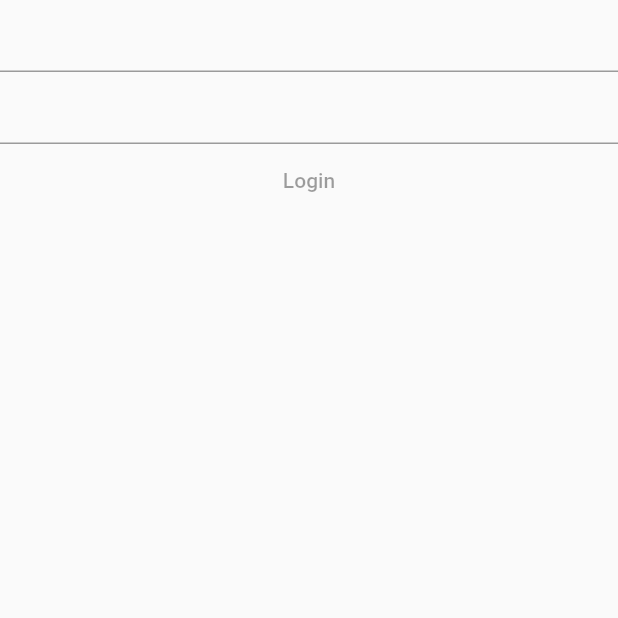
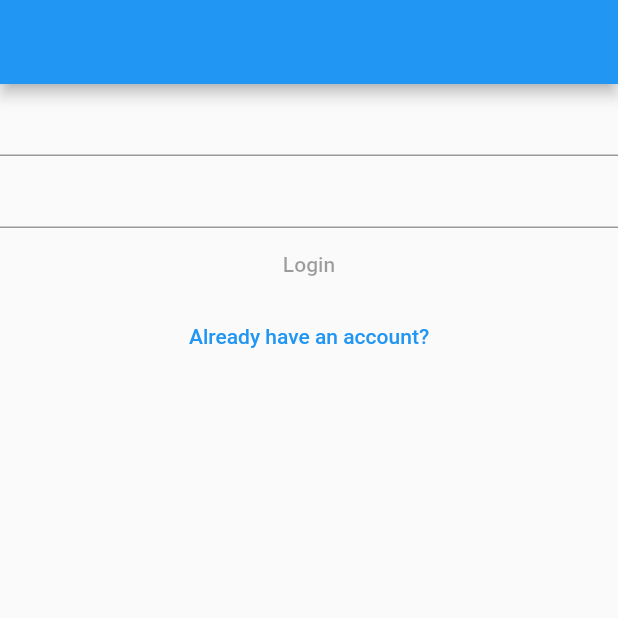
Before and after one commit to k0marov/socnet-frontend, a Flutter app: the screen it shows after launch, on a phone screen of 412 x 824 dp, the top half of it. Run offline on Flutter 3.47's test engine with Material 2 defaults, Android fonts, the phone set to English and light mode, and no system bars; our stand-ins replace bloc, dartz, equatable, flutter_bloc, get_it, image_cropper and 2 more.

```diff
--- /dev/null
+++ b/lib/ui/helpers.dart
@@ -0,0 +1,6 @@
+import 'package:flutter/material.dart';
+
+Route _routeFromWidget(Widget widget) => MaterialPageRoute(builder: (_) => widget);
+
+void pushPage(BuildContext ctx, Widget page) => Navigator.of(ctx).push(_routeFromWidget(page));
+void replacePage(BuildContext ctx, Widget page) => Navigator.of(ctx).pushReplacement(_routeFromWidget(page));
--- a/lib/ui/pages/auth_gate.dart
+++ b/lib/ui/pages/auth_gate.dart
@@ -3,7 +3,7 @@ import 'package:flutter_bloc/flutter_bloc.dart';
 
 import '../../logic/di.dart';
 import '../../logic/features/auth/presentation/auth_gate/bloc/auth_gate_bloc.dart';
-import 'login_page.dart';
+import 'auth_page.dart';
 import 'my_profile_page.dart';
 
 class AuthGatePage extends StatelessWidget {
@@ -12,13 +12,14 @@ class AuthGatePage extends StatelessWidget {
   @override
   Widget build(BuildContext context) {
     return Scaffold(
-      body: BlocProvider.value(
-          value: sl<AuthGateBloc>()..add(AuthStateUpdateRequested()),
+      body: BlocProvider(
+          create: (_) => sl<AuthGateBloc>()..add(AuthStateUpdateRequested()),
           child: BlocBuilder<AuthGateBloc, AuthGateState>(builder: (context, state) {
+            print(state);
             if (state is AuthGateInitial) {
               return const Center(child: CircularProgressIndicator());
             } else if (state is AuthGateUnauthenticated) {
-              return const LoginPage();
+              return const AuthPage();
             } else {
               // authenticated
               return const MyProfilePage();
--- /dev/null
+++ b/lib/ui/pages/auth_page.dart
@@ -0,0 +1,55 @@
+import 'package:flutter/material.dart';
+import 'package:flutter_bloc/flutter_bloc.dart';
+import 'package:socnet/logic/features/auth/presentation/login_cubit/login_cubit.dart';
+import 'package:socnet/ui/widgets/login_form.dart';
+import 'package:socnet/ui/widgets/register_form.dart';
+
+import '../../logic/di.dart';
+
+enum _AuthState {
+  Login,
+  Registration,
+}
+
+class AuthPage extends StatefulWidget {
+  const AuthPage({Key? key}) : super(key: key);
+
+  @override
+  State<AuthPage> createState() => _AuthPageState();
+}
+
+class _AuthPageState extends State<AuthPage> {
+  _AuthState _state = _AuthState.Login;
+
+  List<Widget> _getFormBody() => _state == _AuthState.Login
+      ? [
+          BlocProvider<LoginCubit>(
+            create: (_) => sl(),
+            child: LoginForm(),
+          ),
+          TextButton(
+            onPressed: () => setState(() => _state = _AuthState.Registration),
+            child: Text("Already have an account?"),
+          ),
+        ]
+      : [
+          BlocProvider<LoginCubit>(
+            create: (_) => sl(),
+            child: RegisterForm(),
+          ),
+          TextButton(
+            onPressed: () => setState(() => _state = _AuthState.Login),
+            child: Text("Don't have an account?"),
+          ),
+        ];
+
+  @override
+  Widget build(BuildContext context) {
+    return Scaffold(
+      appBar: AppBar(),
+      body: Column(children: [
+        ..._getFormBody(),
+      ]),
+    );
+  }
+}
--- a/lib/ui/pages/login_page.dart
+++ /dev/null
@@ -1,22 +0,0 @@
-import 'package:flutter/material.dart';
-import 'package:flutter_bloc/flutter_bloc.dart';
-import 'package:socnet/logic/features/auth/presentation/login_cubit/login_cubit.dart';
-
-import '../../logic/di.dart';
-import '../widgets/login_form.dart';
-
-class LoginPage extends StatelessWidget {
-  const LoginPage({Key? key}) : super(key: key);
-
-  @override
-  Widget build(BuildContext context) {
-    return BlocProvider(
-      create: (_) => sl<LoginCubit>(),
-      child: Scaffold(
-        body: Column(children: [
-          LoginForm(),
-        ]),
-      ),
-    );
-  }
-}
--- a/lib/ui/widgets/login_form.dart
+++ b/lib/ui/widgets/login_form.dart
@@ -2,7 +2,6 @@ import 'package:flutter/material.dart';
 import 'package:flutter_bloc/flutter_bloc.dart';
 import 'package:socnet/logic/features/auth/presentation/login_cubit/login_cubit.dart';
 import 'package:socnet/ui/widgets/bloc_field.dart';
-import 'package:socnet/ui/widgets/custom_text_field.dart';
 import 'package:socnet/ui/widgets/failure_listener.dart';
 import 'package:socnet/ui/widgets/submit_button.dart';
 
@@ -21,12 +20,22 @@ class LoginForm extends StatelessWidget {
         BlocField<LoginCubit, LoginState, FieldValue, Function(String)>(
           getValue: (state) => state.curUsername,
           getMethod: (b) => b.usernameChanged,
-          buildField: (value, onChanged) => CustomTextField(value: value, onChanged: onChanged),
+          buildField: (value, onChanged) => TextField(
+              onChanged: onChanged,
+              decoration: InputDecoration(
+                errorText: value.failure?.code,
+              )),
         ),
         BlocField<LoginCubit, LoginState, FieldValue, Function(String)>(
           getValue: (state) => state.curPassword,
           getMethod: (b) => b.passwordChanged,
-          buildField: (value, onChanged) => CustomTextField(value: value, onChanged: onChanged),
+          buildField: (value, onChanged) => TextField(
+            onChanged: onChanged,
+            obscureText: true,
+            decoration: InputDecoration(
+              errorText: value.failure?.code,
+            ),
+          ),
         ),
         BlocField<LoginCubit, LoginState, bool, Function()>(
           getValue: (state) => state.canBeSubmitted,
```
Also changed, not shown: lib/ui/widgets/register_form.dart (+3 -47 lines).
